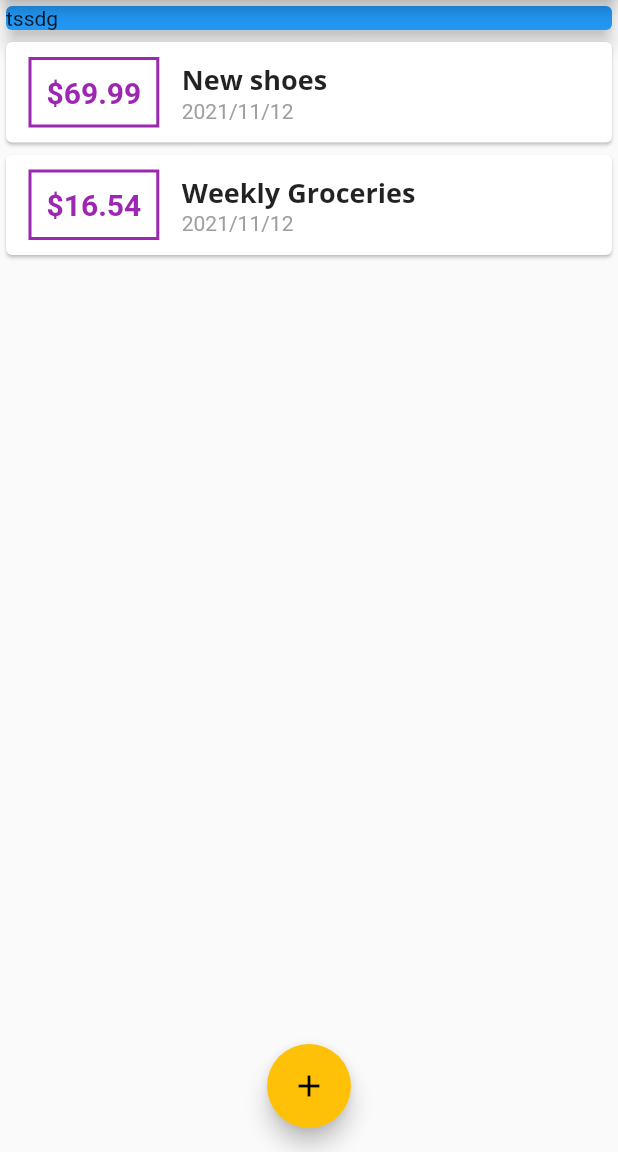
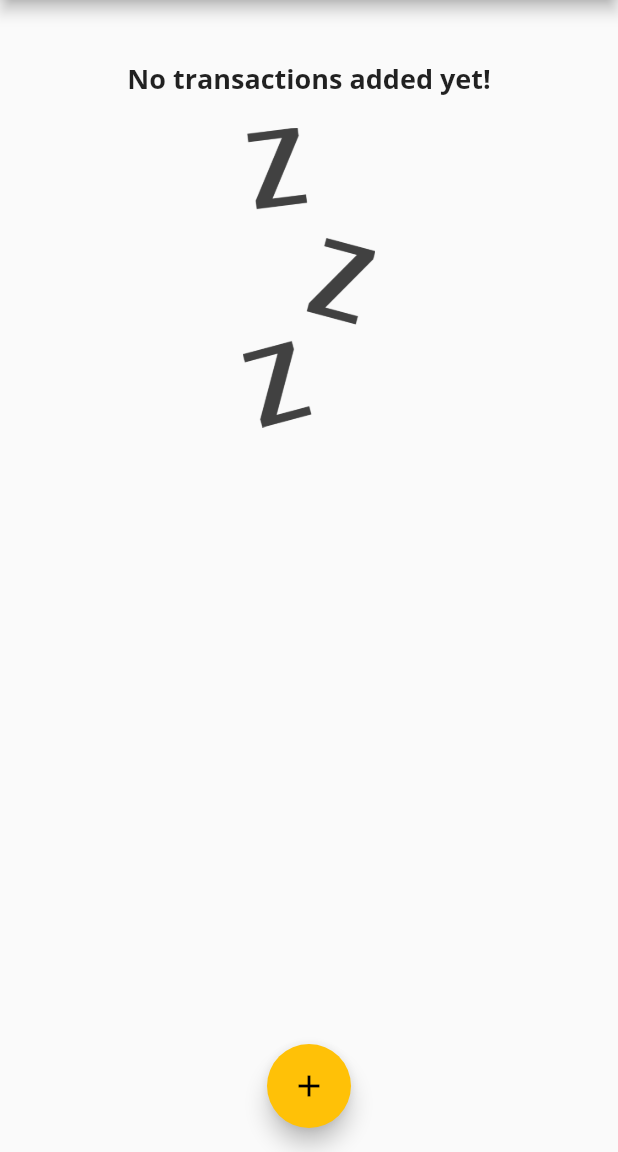
Before and after one commit to chou0728/expense_planner, a Flutter app: the screen it shows after launch, on a phone screen of 412 x 824 dp, the part 84-1236 px from its top. Run offline on Flutter 3.47's test engine with Material 2 defaults, Android fonts, the phone set to English and light mode, and no system bars.

Commit message:
add chart widgets and renset transaction getter

```diff
--- a/lib/main.dart
+++ b/lib/main.dart
@@ -3,6 +3,7 @@
 import 'package:flutter/material.dart';
 import './widgets/new_transaction.dart';
 import './widgets/transaction_list.dart';
+import './widgets/chart.dart';
 import './model/transaction.dart';
 
 void main() => runApp(MyApp());
@@ -43,19 +44,26 @@ class MyHomePage extends StatefulWidget {
 
 class _MyHomePageState extends State<MyHomePage> {
   final List<Transaction> _userTransactions = [
-    Transaction(
-      id: 't1',
-      title: 'New shoes',
-      amount: 69.99,
-      date: DateTime.now(),
-    ),
-    Transaction(
-      id: 't1',
-      title: 'Weekly Groceries',
-      amount: 16.54,
-      date: DateTime.now(),
-    ),
+    // Transaction(
+    //   id: 't1',
+    //   title: 'New shoes',
+    //   amount: 69.99,
+    //   date: DateTime.now(),
+    // ),
+    // Transaction(
+    //   id: 't1',
+    //   title: 'Weekly Groceries',
+    //   amount: 16.54,
+    //   date: DateTime.now(),
+    // ),
   ];
+
+  // 根據時間從_userTransactions去篩選出近七天的 transactions
+  List<Transaction> get _recentTransactions {
+    return _userTransactions.where((tx) {
+      return tx.date.isAfter(DateTime.now().subtract(Duration(days: 7)));
+    }).toList();
+  }
 
   void _addNewTransaction(String txTitle, double txAmount) {
     final newTx = Transaction(
@@ -97,14 +105,7 @@ class _MyHomePageState extends State<MyHomePage> {
             // mainAxisAlignment: MainAxisAlignment.spaceAround,
             crossAxisAlignment: CrossAxisAlignment.stretch,
             children: [
-              Container(
-                width: double.infinity,
-                child: Card(
-                  color: Colors.blue,
-                  child: Text('tssdg'),
-                  elevation: 5,
-                ),
-              ),
+              Chart(_recentTransactions),
               TransactionList(_userTransactions),
             ],
           ),
--- /dev/null
+++ b/lib/widgets/chart.dart
@@ -0,0 +1,48 @@
+import 'package:flutter/material.dart';
+import 'package:intl/intl.dart';
+import '../model/transaction.dart';
+
+class Chart extends StatelessWidget {
+  final List<Transaction> recentTransactions;
+  Chart(this.recentTransactions);
+
+  List<Map<String, Object>> get groupedTranscationValues {
+    // 取得過去一週的時間並將對應的內容包裝
+    return List.generate(7, (index) {
+      final weekDay = DateTime.now().subtract(Duration(days: index));
+
+      double totalSum = 0.0;
+
+      for (var tx in recentTransactions) {
+        if (tx.date.year == weekDay.year &&
+            tx.date.month == weekDay.month &&
+            tx.date.day == weekDay.day) {
+          totalSum += tx.amount;
+        }
+      }
+
+      return {
+        'day': DateFormat.E().format(weekDay),
+        'amount': totalSum,
+      };
+    });
+  }
+
+  @override
+  Widget build(BuildContext context) {
+    print(groupedTranscationValues);
+
+
+    return Card(
+      elevation: 6,
+      margin: EdgeInsets.all(20),
+      child: Row(
+        children: [
+          Column(
+            children: [],
+          )
+        ],
+      ),
+    );
+  }
+}
--- a/lib/widgets/transaction_list.dart
+++ b/lib/widgets/transaction_list.dart
@@ -10,7 +10,25 @@ class TransactionList extends StatelessWidget {
   Widget build(BuildContext context) {
     return Container(
         height: 300,
-        child: ListView.builder(
+        child: transactions.isEmpty
+            ? Column(
+                children: [
+                  Text(
+                    'No transactions added yet!',
+                    style: Theme.of(context).textTheme.headline6,
+                  ),
+                  SizedBox(
+                    height: 20,
+                  ),
+                  Container(
+                      height: 200,
+                      child: Image.asset(
+                        'assets/images/waiting.png',
+                        fit: BoxFit.cover,
+                      )),
+                ],
+              )
+            : ListView.builder(
                 itemBuilder: (ctx, index) {
                   return Card(
                     child: Row(
@@ -23,7 +41,8 @@ class TransactionList extends StatelessWidget {
                           padding: EdgeInsets.all(10),
                           decoration: BoxDecoration(
                             border: Border.all(
-                          width: 2, color: Theme.of(context).primaryColor),
+                                width: 2,
+                                color: Theme.of(context).primaryColor),
                           ),
                           child: Text(
                               '\$${transactions[index].amount.toStringAsFixed(2)}',
--- a/pubspec.yaml
+++ b/pubspec.yaml
@@ -46,9 +46,8 @@ flutter:
   uses-material-design: true
 
   # To add assets to your application, add an assets section, like this:
-  # assets:
-  #   - images/a_dot_burr.jpeg
-  #   - images/a_dot_ham.jpeg
+  assets:
+    - assets/images/waiting.png
 
   # An image asset can refer to one or more resolution-specific "variants", see
   # https://flutter.dev/assets-and-images/#resolution-aware.
```
Also changed, not shown: assets/images/waiting.png (added). Lines whose indentation alone changed are shown as unchanged.
